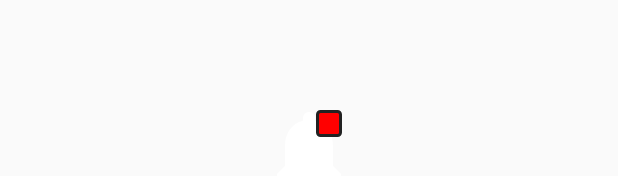
After one commit to Sertarus/InformationSupport, an Android app: the layout action_bar_notification_icon.xml on its own in the app's theme, with its tools: preview values and no code run, on a phone screen of 412 x 824 dp. The commit adds this screen. Shown: the part 468-644 px from the top of the screen. Run offline under Robolectric (Android 15) with nearby library versions, the phone set to English and light mode, and no system bars.

Commit message:
notification in main menu added

```diff
--- a/app/src/main/java/com/application/informationsupport/AdminActivity.kt
+++ b/app/src/main/java/com/application/informationsupport/AdminActivity.kt
@@ -73,13 +73,13 @@ class AdminActivity : AppCompatActivity() {
                 "Устройства",
                 "Ветки",
                 "Формы заполнения",
-                "Объекты данных"
+                "Объекты данных",
+                "Мероприятия"
             )
             val builder = AlertDialog.Builder(this)
             builder.setTitle("Выберите необходимый тип данных")
             builder.setItems(options) { _, which ->
                 when (which) {
-
                     0 -> {
                         title = "Пользователи"
                         currentData = "user"
--- /dev/null
+++ b/app/src/main/res/drawable/ic_bell.xml
@@ -0,0 +1,5 @@
+<vector android:height="64dp" android:tint="#FFFFFF"
+    android:viewportHeight="24.0" android:viewportWidth="24.0"
+    android:width="64dp" xmlns:android="http://schemas.android.com/apk/res/android">
+    <path android:fillColor="#FF000000" android:pathData="M12,22c1.1,0 2,-0.9 2,-2h-4c0,1.1 0.89,2 2,2zM18,16v-5c0,-3.07 -1.64,-5.64 -4.5,-6.32L13.5,4c0,-0.83 -0.67,-1.5 -1.5,-1.5s-1.5,0.67 -1.5,1.5v0.68C7.63,5.36 6,7.92 6,11v5l-2,2v1h16v-1l-2,-2z"/>
+</vector>
--- /dev/null
+++ b/app/src/main/res/drawable/rounded_square.xml
@@ -0,0 +1,8 @@
+<?xml version="1.0" encoding="utf-8"?>
+<shape
+    xmlns:android="http://schemas.android.com/apk/res/android"
+    android:shape="rectangle">
+    <corners android:radius="2dp" />
+    <solid android:color="#ffff0000" />
+    <stroke android:color="#ff222222" android:width="2dp"/>
+</shape>
--- /dev/null
+++ b/app/src/main/res/layout/action_bar_notification_icon.xml
@@ -0,0 +1,39 @@
+<?xml version="1.0" encoding="utf-8"?>
+<RelativeLayout xmlns:android="http://schemas.android.com/apk/res/android"
+    android:layout_width="wrap_content"
+    android:layout_height="wrap_content"
+    android:orientation="vertical"
+    android:gravity="center"
+    android:layout_gravity="center"
+    android:clickable="true"
+    style="@android:style/Widget.ActionButton"
+    android:focusable="true">
+
+    <ImageView
+        android:id="@+id/hotlist_bell"
+        android:src="@drawable/ic_bell"
+        android:layout_width="wrap_content"
+        android:layout_height="wrap_content"
+        android:gravity="center"
+        android:layout_margin="15dp"
+        android:contentDescription="bell"
+        />
+
+    <TextView
+        android:id="@+id/hotlist_hot"
+        android:layout_width="wrap_content"
+        android:minWidth="17sp"
+        android:textSize="12sp"
+        android:textColor="#ffffffff"
+        android:layout_height="wrap_content"
+        android:gravity="center"
+        android:text="@null"
+        android:layout_alignTop="@id/hotlist_bell"
+        android:layout_alignEnd="@id/hotlist_bell"
+        android:layout_marginEnd="10dp"
+        android:layout_marginTop="5dp"
+        android:paddingBottom="1dp"
+        android:paddingRight="4dp"
+        android:paddingLeft="4dp"
+        android:background="@drawable/rounded_square" />
+</RelativeLayout>
--- a/app/src/main/res/menu/menu_main.xml
+++ b/app/src/main/res/menu/menu_main.xml
@@ -15,4 +15,10 @@
         android:title="Поиск"
         app:showAsAction="always"
         app:actionViewClass="androidx.appcompat.widget.SearchView" />
+
+    <item android:id="@+id/menu_hotlist"
+        app:actionLayout="@layout/action_bar_notification_icon"
+        android:icon="@drawable/ic_bell"
+        android:title="@string/hotlist"
+        app:showAsAction="ifRoom" />
 </menu>
--- a/app/src/main/res/values/strings.xml
+++ b/app/src/main/res/values/strings.xml
@@ -1,3 +1,4 @@
 <resources>
     <string name="app_name">Информационное обеспечение</string>
+    <string name="hotlist" />
 </resources>
```
Also changed, not shown: app/src/main/java/com/application/informationsupport/MainActivity.kt (+26 -4 lines).
